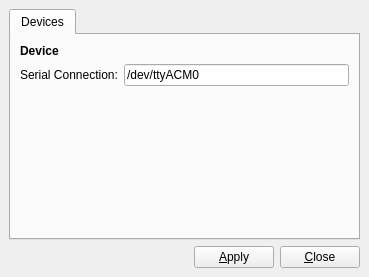
Qt form gui/settings.ui (enzyx/camino) before a commit.
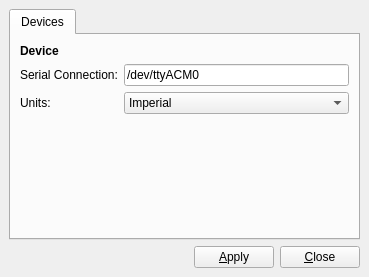
The same form after that commit.

What changed in the file:
```diff
--- a/gui/settings.ui
+++ b/gui/settings.ui
@@ -72,6 +72,27 @@
           </property>
          </widget>
         </item>
+        <item row="2" column="0">
+         <widget class="QLabel" name="label_3">
+          <property name="text">
+           <string>Units:</string>
+          </property>
+         </widget>
+        </item>
+        <item row="2" column="1">
+         <widget class="QComboBox" name="comboBoxUnits">
+          <item>
+           <property name="text">
+            <string>Imperial</string>
+           </property>
+          </item>
+          <item>
+           <property name="text">
+            <string>Metric</string>
+           </property>
+          </item>
+         </widget>
+        </item>
        </layout>
       </widget>
      </widget>
```
